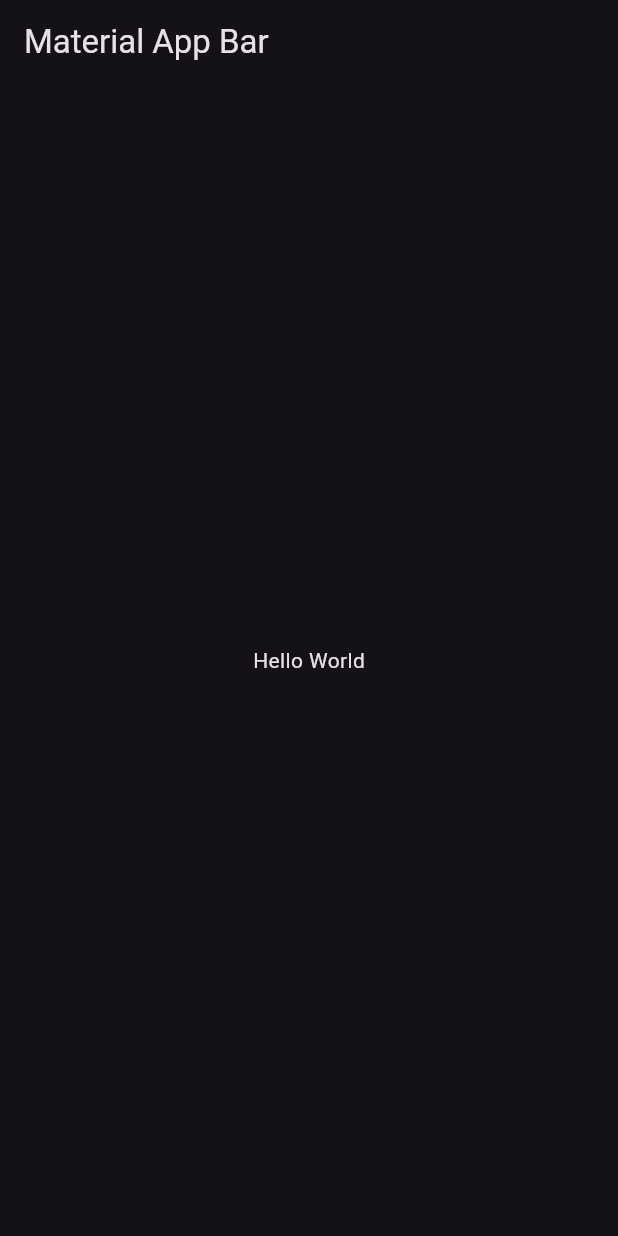
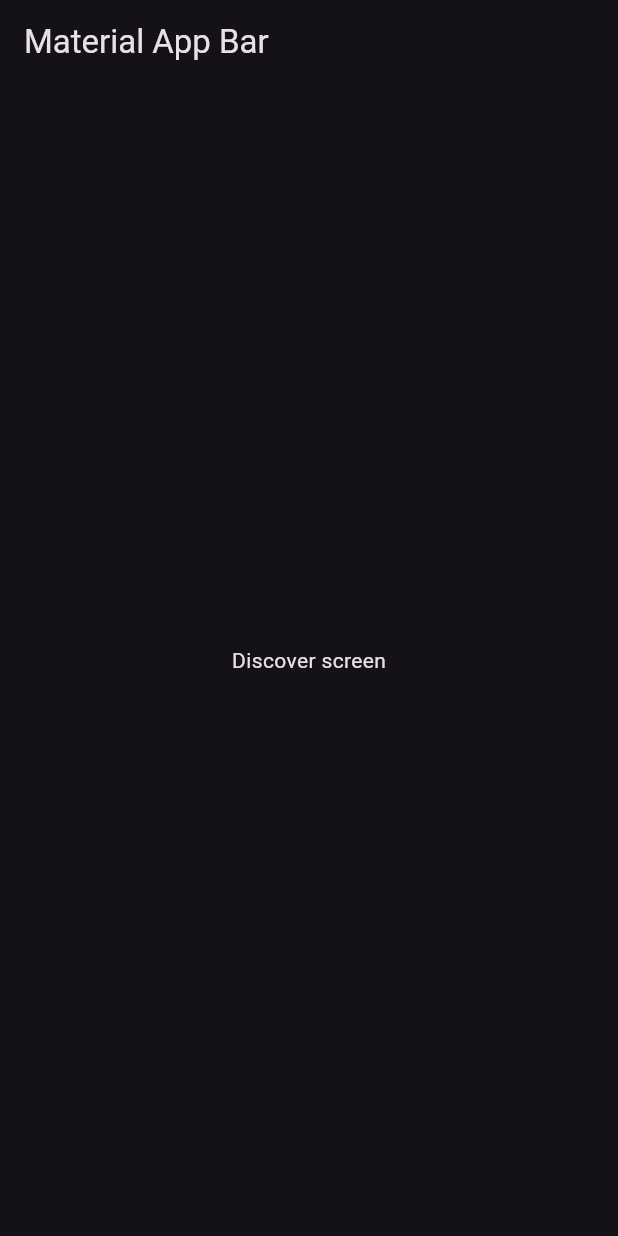
Before and after one commit to Danieruone/vertical-videos, a Flutter app: the screen it shows after launch, on a phone screen of 412 x 824 dp. Run offline on Flutter 3.47's test engine with Material 3 defaults, Android fonts, the phone set to English and light mode, and no system bars.

Commit message:
Add discover screen

```diff
--- a/lib/main.dart
+++ b/lib/main.dart
@@ -1,5 +1,6 @@
 import 'package:flutter/material.dart';
 import 'package:vertical_videos/config/theme/app_theme.dart';
+import 'package:vertical_videos/presentation/screens/discover/discover_screen.dart';
 
 void main() => runApp(const MyApp());
 
@@ -16,9 +17,7 @@ class MyApp extends StatelessWidget {
         appBar: AppBar(
           title: const Text('Material App Bar'),
         ),
-        body: const Center(
-          child: Text('Hello World'),
-        ),
+        body: const DiscoverScreen(),
       ),
     );
   }
--- /dev/null
+++ b/lib/presentation/screens/discover/discover_screen.dart
@@ -0,0 +1,14 @@
+import 'package:flutter/material.dart';
+
+class DiscoverScreen extends StatelessWidget {
+  const DiscoverScreen({super.key});
+
+  @override
+  Widget build(BuildContext context) {
+    return const Scaffold(
+      body: Center(
+        child: Text("Discover screen"),
+      ),
+    );
+  }
+}
```
